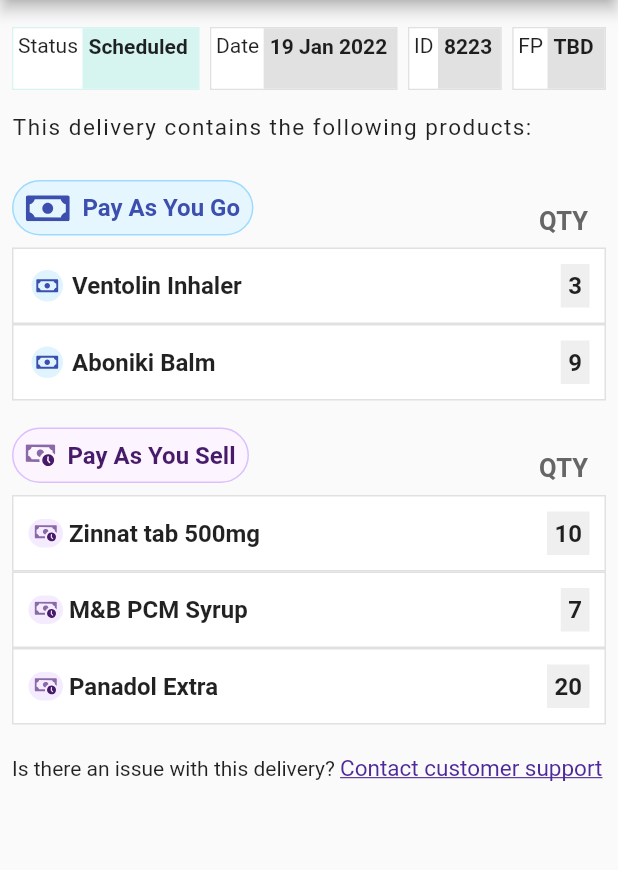
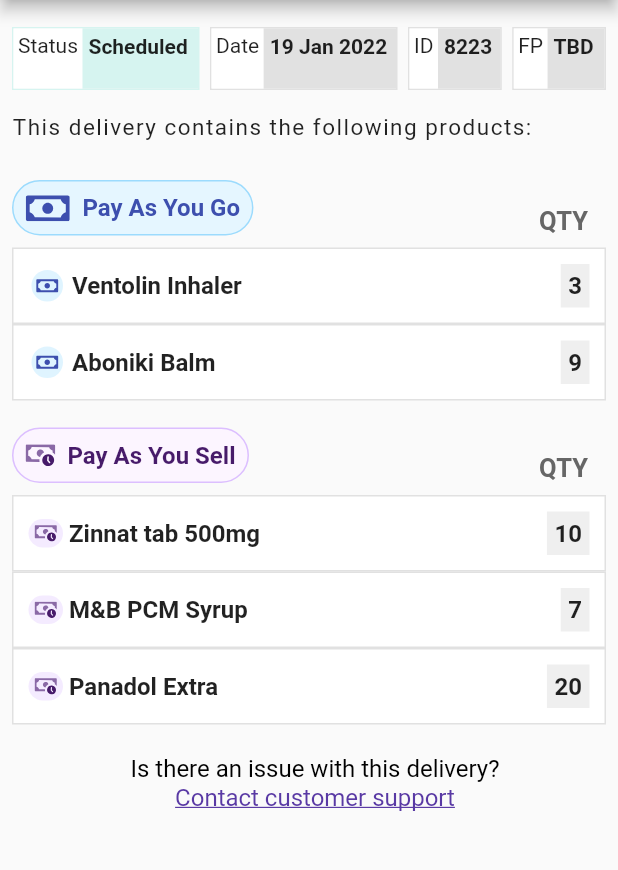
Before and after one commit to ngbede/shelflife, a Flutter app: the DeliveryDetail screen opened directly, on a phone screen of 412 x 824 dp, the part 84-954 px from its top. Run offline on Flutter 3.47's test engine with Material 2 defaults, Android fonts, the phone set to English and light mode, and no system bars; our stand-ins replace flutter_svg.

Commit message:
fix overflow error on delivery view

```diff
--- a/lib/views/deliveries/delivery_detail.dart
+++ b/lib/views/deliveries/delivery_detail.dart
@@ -1,7 +1,8 @@
+import 'dart:developer';
+import 'package:flutter/gestures.dart';
 import 'package:flutter/material.dart';
 import 'package:shelflife/components/product_card.dart';
 import 'package:shelflife/components/product_label.dart';
-import 'package:shelflife/components/redirect_link.dart';
 import 'package:shelflife/components/status_card.dart';
 
 class DeliveryDetail extends StatelessWidget {
@@ -159,17 +160,25 @@
           const SizedBox(height: 20),
           Padding(
             padding: const EdgeInsets.only(left: 8.0),
-            child: Row(
-              children: const [
-                Text("Is there an issue with this delivery? "),
-                Expanded(
-                  child: RedirectLink(
-                    title: "Contact customer support",
-                    boldTitle: false,
-                    includeArrow: false,
+            child: RichText(
+              text: TextSpan(
+                text: "Is there an issue with this delivery? ",
+                style: const TextStyle(color: Colors.black, fontSize: 16),
+                children: [
+                  TextSpan(
+                    text: "\nContact customer support",
+                    recognizer: TapGestureRecognizer()
+                      ..onTap = () {
+                        log("pop up the intercom message modal!");
+                      },
+                    style: const TextStyle(
+                      color: Color(0XFF5939A4),
+                      decoration: TextDecoration.underline,
+                    ),
                   ),
-                ),
-              ],
+                ],
+              ),
+              textAlign: TextAlign.center,
             ),
           )
         ],
```
